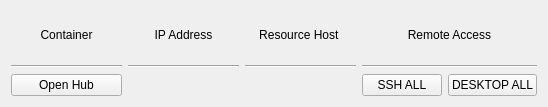
Old version of the form hub/forms/DlgEnvironment.ui in the repository subutai-io/control-center.
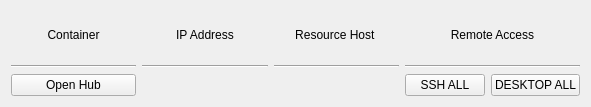
New version of the form.

Diff of the .ui file:
```diff
--- a/hub/forms/DlgEnvironment.ui
+++ b/hub/forms/DlgEnvironment.ui
@@ -6,7 +6,7 @@
    <rect>
     <x>0</x>
     <y>0</y>
-    <width>548</width>
+    <width>591</width>
     <height>107</height>
    </rect>
   </property>
```
